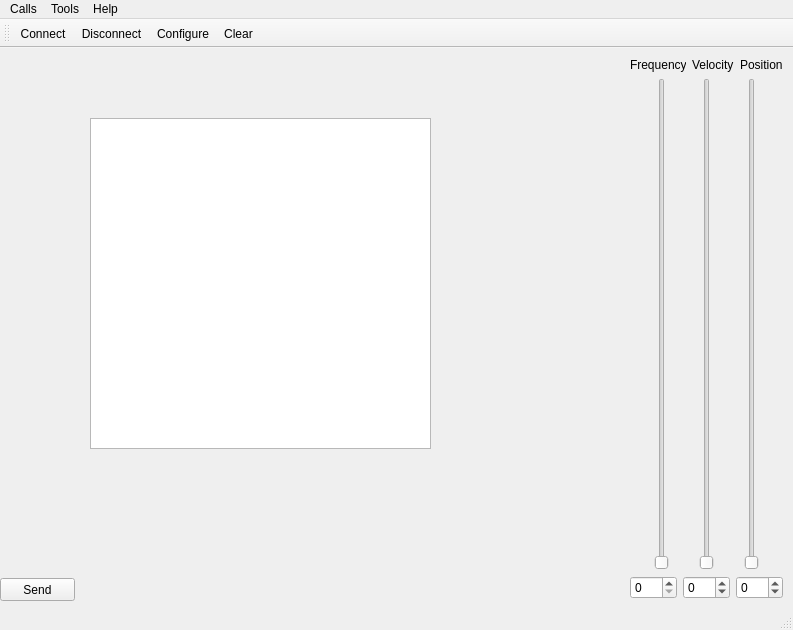
The window that mainwindow.ui (RunoVj/Terminal) describes before a commit, drawn with Qt 5.
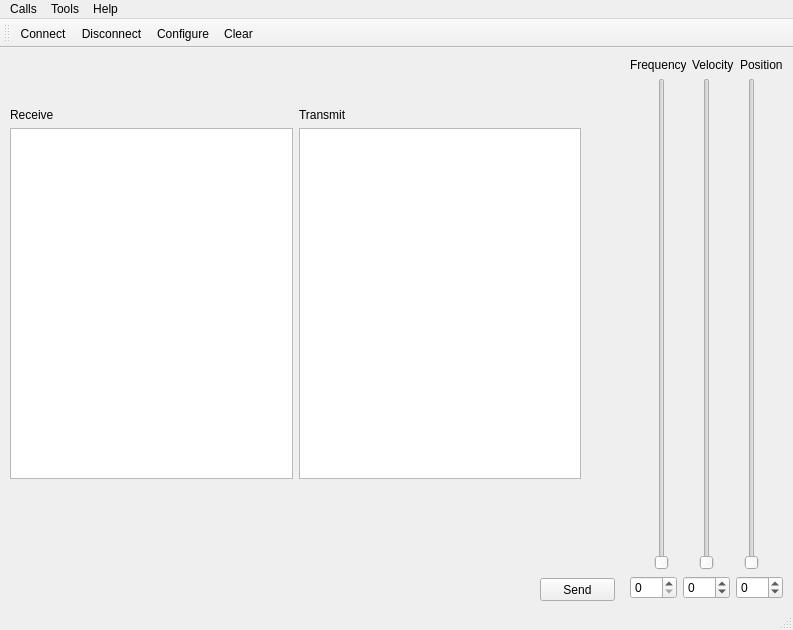
The same window after the commit. Icons and pictures are not drawn.

Patch:
```diff
--- a/mainwindow.ui
+++ b/mainwindow.ui
@@ -17,7 +17,7 @@
    <widget class="QPushButton" name="sendButton">
     <property name="geometry">
      <rect>
-      <x>0</x>
+      <x>540</x>
       <y>530</y>
       <width>75</width>
       <height>23</height>
@@ -27,17 +27,7 @@
      <string>Send</string>
     </property>
    </widget>
-   <widget class="QPlainTextEdit" name="plainTextEdit">
-    <property name="geometry">
-     <rect>
-      <x>90</x>
-      <y>70</y>
-      <width>341</width>
-      <height>331</height>
-     </rect>
-    </property>
-   </widget>
-   <widget class="QWidget" name="">
+   <widget class="QWidget" name="layoutWidget">
     <property name="geometry">
      <rect>
       <x>630</x>
@@ -154,6 +144,46 @@
      </item>
     </layout>
    </widget>
+   <widget class="QWidget" name="">
+    <property name="geometry">
+     <rect>
+      <x>10</x>
+      <y>60</y>
+      <width>571</width>
+      <height>371</height>
+     </rect>
+    </property>
+    <layout class="QVBoxLayout" name="verticalLayout_2">
+     <item>
+      <layout class="QHBoxLayout" name="horizontalLayout_5">
+       <item>
+        <widget class="QLabel" name="label_4">
+         <property name="text">
+          <string>Receive</string>
+         </property>
+        </widget>
+       </item>
+       <item>
+        <widget class="QLabel" name="label_5">
+         <property name="text">
+          <string>Transmit</string>
+         </property>
+        </widget>
+       </item>
+      </layout>
+     </item>
+     <item>
+      <layout class="QHBoxLayout" name="horizontalLayout_4">
+       <item>
+        <widget class="QPlainTextEdit" name="plainTextEditReceive"/>
+       </item>
+       <item>
+        <widget class="QPlainTextEdit" name="plainTextEditTransmit"/>
+       </item>
+      </layout>
+     </item>
+    </layout>
+   </widget>
   </widget>
   <widget class="QMenuBar" name="menubar">
    <property name="geometry">
```
